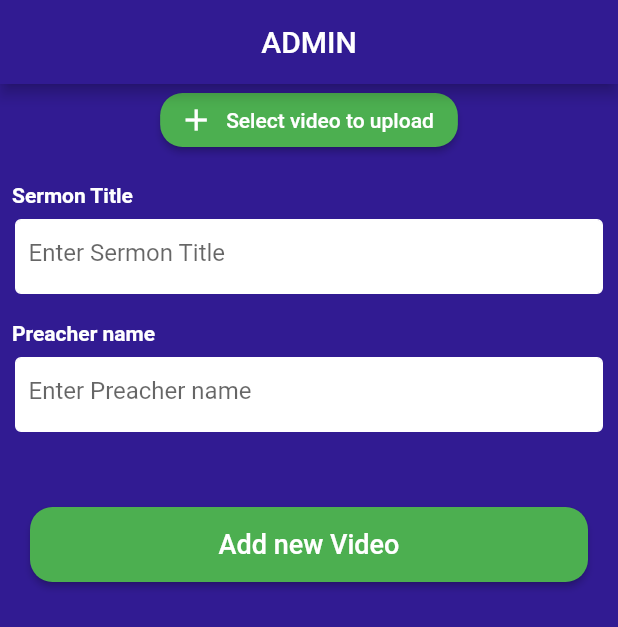
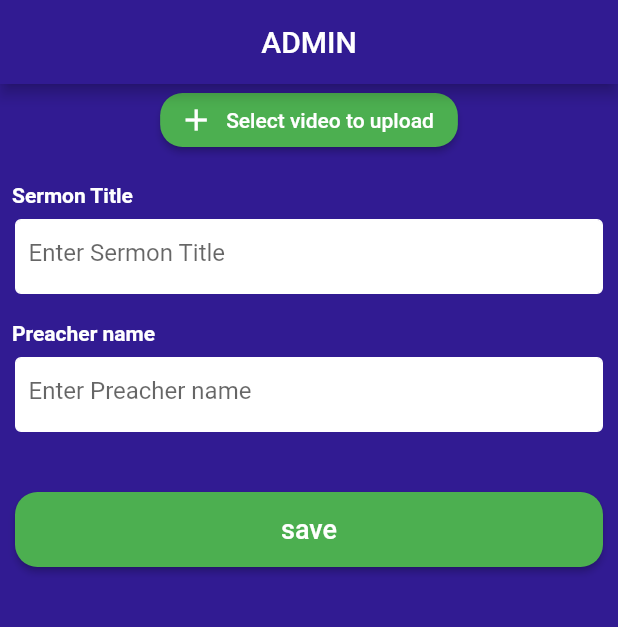
Before and after one commit to nadia70/fgck_app, a Flutter app: the screen it shows after launch, on a phone screen of 412 x 824 dp. Shown: the top 627 px of the screen. Run offline on Flutter 3.47's test engine with Material 2 defaults, Android fonts, the light colour scheme and no system bars; our stand-ins replace cloud_firestore, firebase_storage, image_picker, video_player; accounts and stored records are empty.

Commit message:
admin changes

```diff
--- a/lib/admin.dart
+++ b/lib/admin.dart
@@ -29,7 +29,7 @@ class _AdminState extends State<Admin> {
 
 
 
-  addNewProducts() async{
+ void addNewProducts() async{
     if (videoFile == null) {
       final snackbar = SnackBar(
         content: Text('you have not selected a video'),
@@ -112,6 +112,7 @@ class _AdminState extends State<Admin> {
   @override
   Widget build(BuildContext context) {
     return Scaffold(
+      key: scaffoldKey,
       backgroundColor: Colors.deepPurple[900],
       appBar: AppBar(
         title: Text('ADMIN'),
@@ -181,11 +182,25 @@ class _AdminState extends State<Admin> {
             new SizedBox(
               height: 20.0,
             ),
-            appButton(
-                btnTxt: "Add new Video",
-                btnPadding: 20.0,
-                onBtnclicked: addNewProducts,
-                btnColor: Colors.white),
+            Padding(
+              padding: new EdgeInsets.all(10.0),
+              child: new RaisedButton(
+                color: Colors.green,
+                shape: new RoundedRectangleBorder(
+                    borderRadius: new BorderRadius.all(new Radius.circular(15.0))),
+                onPressed: addNewProducts,
+                child: Container(
+                  height: 50.0,
+                  child: new Center(
+                    child: new Text(
+                      "save",
+                      style: new TextStyle(color: Colors.white, fontSize: 18.0),
+                    ),
+                  ),
+                ),
+              ),
+            )
+
           ],
         ),
       ),
```
